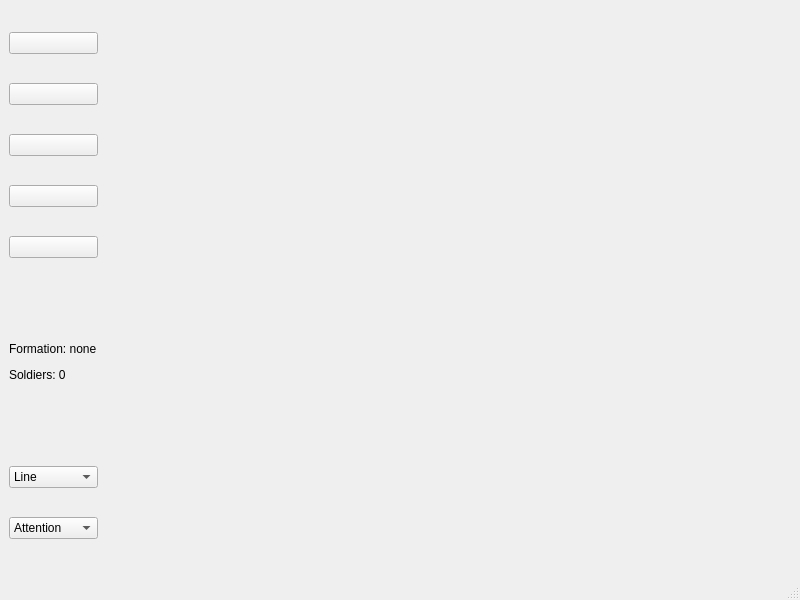
Above: toy_soldier_wersja2/ui/mainwindow.ui from JakubGryglewski/ToySoldiersim before the change. Below: the same form after it.
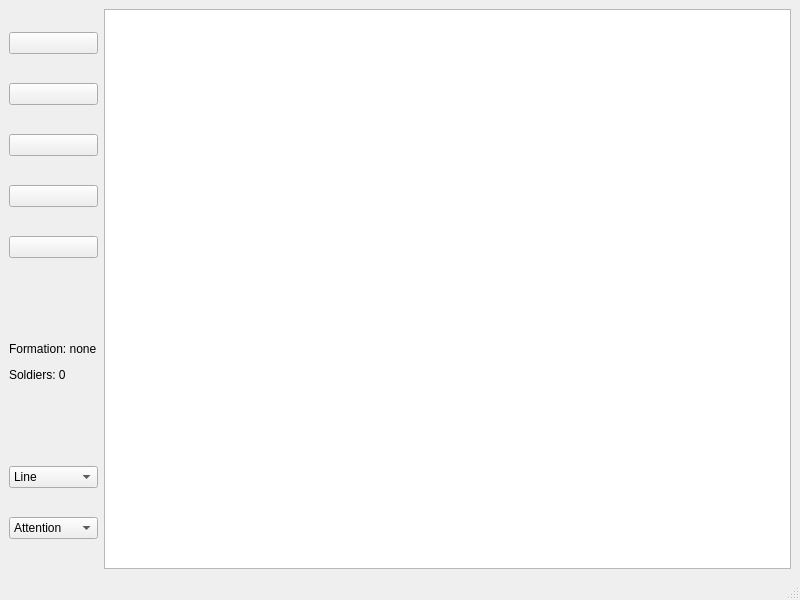
That is the form after the change. Icons and pictures are not drawn.

Diff of the .ui file:
```diff
--- a/toy_soldier_wersja2/ui/mainwindow.ui
+++ b/toy_soldier_wersja2/ui/mainwindow.ui
@@ -141,14 +141,7 @@
      </layout>
     </item>
     <item>
-     <widget class="QWidget" name="simulationBoard" native="true">
-      <property name="sizePolicy">
-       <sizepolicy hsizetype="Preferred" vsizetype="Preferred">
-        <horstretch>5</horstretch>
-        <verstretch>0</verstretch>
-       </sizepolicy>
-      </property>
-     </widget>
+     <widget class="QGraphicsView" name="simulationBoard"/>
     </item>
    </layout>
   </widget>
```
